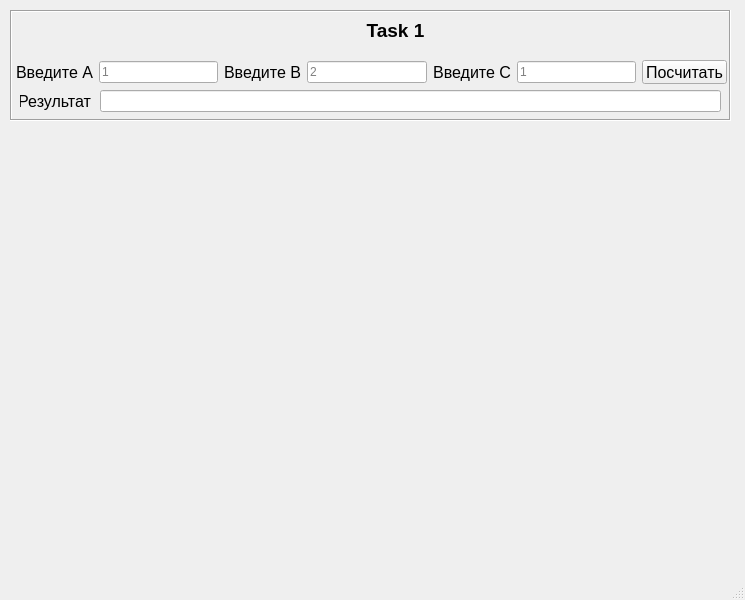
Old version of the form Lesson1/mainwindow.ui in the repository except134/CPPQt.
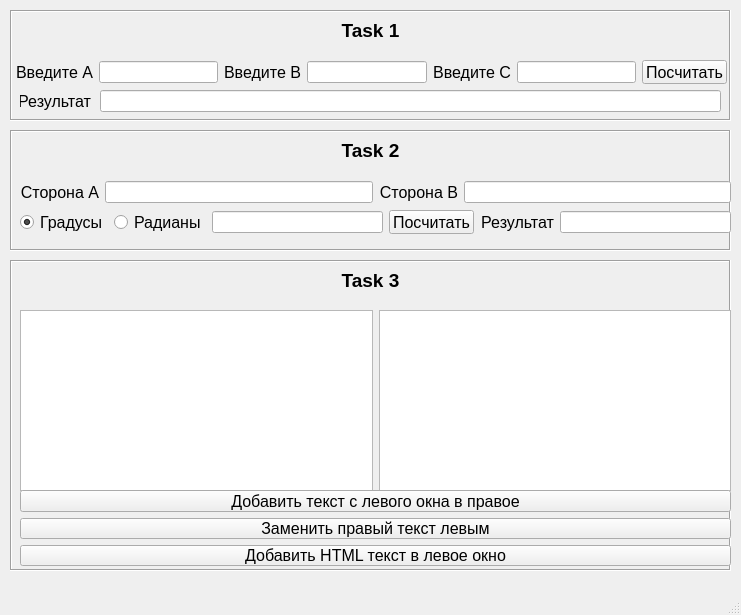
New version of the form.

Commit message: Lesson1 finished

```diff
--- a/Lesson1/mainwindow.ui
+++ b/Lesson1/mainwindow.ui
@@ -6,8 +6,8 @@
    <rect>
     <x>0</x>
     <y>0</y>
-    <width>745</width>
-    <height>600</height>
+    <width>741</width>
+    <height>615</height>
    </rect>
   </property>
   <property name="windowTitle">
@@ -34,11 +34,14 @@
       <rect>
        <x>0</x>
        <y>0</y>
-       <width>771</width>
+       <width>721</width>
        <height>41</height>
       </rect>
      </property>
      <layout class="QVBoxLayout" name="verticalLayout">
+      <property name="sizeConstraint">
+       <enum>QLayout::SetMaximumSize</enum>
+      </property>
       <item>
        <widget class="QLabel" name="label">
         <property name="font">
@@ -131,7 +134,7 @@
       <item>
        <widget class="QLineEdit" name="edA">
         <property name="placeholderText">
-         <string>1</string>
+         <string/>
         </property>
        </widget>
       </item>
@@ -156,7 +159,7 @@
       <item>
        <widget class="QLineEdit" name="edB">
         <property name="placeholderText">
-         <string>2</string>
+         <string/>
         </property>
        </widget>
       </item>
@@ -181,7 +184,7 @@
       <item>
        <widget class="QLineEdit" name="edC">
         <property name="placeholderText">
-         <string>1</string>
+         <string/>
         </property>
        </widget>
       </item>
@@ -200,6 +203,317 @@
      </layout>
     </widget>
    </widget>
+   <widget class="QFrame" name="frame_2">
+    <property name="geometry">
+     <rect>
+      <x>10</x>
+      <y>130</y>
+      <width>721</width>
+      <height>121</height>
+     </rect>
+    </property>
+    <property name="frameShape">
+     <enum>QFrame::Box</enum>
+    </property>
+    <property name="frameShadow">
+     <enum>QFrame::Sunken</enum>
+    </property>
+    <widget class="QWidget" name="verticalLayoutWidget_2">
+     <property name="geometry">
+      <rect>
+       <x>0</x>
+       <y>0</y>
+       <width>721</width>
+       <height>41</height>
+      </rect>
+     </property>
+     <layout class="QVBoxLayout" name="verticalLayout_2">
+      <item>
+       <widget class="QLabel" name="label_6">
+        <property name="font">
+         <font>
+          <pointsize>14</pointsize>
+          <bold>true</bold>
+         </font>
+        </property>
+        <property name="frameShape">
+         <enum>QFrame::NoFrame</enum>
+        </property>
+        <property name="text">
+         <string>Task 2</string>
+        </property>
+        <property name="scaledContents">
+         <bool>false</bool>
+        </property>
+        <property name="alignment">
+         <set>Qt::AlignCenter</set>
+        </property>
+       </widget>
+      </item>
+     </layout>
+    </widget>
+    <widget class="QWidget" name="layoutWidget">
+     <property name="geometry">
+      <rect>
+       <x>10</x>
+       <y>50</y>
+       <width>711</width>
+       <height>24</height>
+      </rect>
+     </property>
+     <layout class="QHBoxLayout" name="horizontalLayout_2">
+      <item>
+       <widget class="QLabel" name="label_7">
+        <property name="font">
+         <font>
+          <pointsize>12</pointsize>
+         </font>
+        </property>
+        <property name="text">
+         <string>Сторона А</string>
+        </property>
+        <property name="scaledContents">
+         <bool>true</bool>
+        </property>
+        <property name="alignment">
+         <set>Qt::AlignRight|Qt::AlignTrailing|Qt::AlignVCenter</set>
+        </property>
+       </widget>
+      </item>
+      <item>
+       <widget class="QLineEdit" name="edTriA">
+        <property name="placeholderText">
+         <string/>
+        </property>
+       </widget>
+      </item>
+      <item>
+       <widget class="QLabel" name="label_8">
+        <property name="font">
+         <font>
+          <pointsize>12</pointsize>
+         </font>
+        </property>
+        <property name="text">
+         <string>Сторона B</string>
+        </property>
+        <property name="scaledContents">
+         <bool>true</bool>
+        </property>
+        <property name="alignment">
+         <set>Qt::AlignRight|Qt::AlignTrailing|Qt::AlignVCenter</set>
+        </property>
+       </widget>
+      </item>
+      <item>
+       <widget class="QLineEdit" name="edTriB">
+        <property name="placeholderText">
+         <string/>
+        </property>
+       </widget>
+      </item>
+     </layout>
+    </widget>
+    <widget class="QWidget" name="layoutWidget_2">
+     <property name="geometry">
+      <rect>
+       <x>10</x>
+       <y>80</y>
+       <width>711</width>
+       <height>24</height>
+      </rect>
+     </property>
+     <layout class="QHBoxLayout" name="horizontalLayout_3">
+      <item>
+       <widget class="QRadioButton" name="rbDegree">
+        <property name="font">
+         <font>
+          <pointsize>12</pointsize>
+         </font>
+        </property>
+        <property name="text">
+         <string>Градусы</string>
+        </property>
+        <property name="checked">
+         <bool>true</bool>
+        </property>
+       </widget>
+      </item>
+      <item>
+       <widget class="QRadioButton" name="rbRadians">
+        <property name="font">
+         <font>
+          <pointsize>12</pointsize>
+         </font>
+        </property>
+        <property name="text">
+         <string>Радианы</string>
+        </property>
+       </widget>
+      </item>
+      <item>
+       <widget class="QLineEdit" name="edAngle">
+        <property name="placeholderText">
+         <string/>
+        </property>
+       </widget>
+      </item>
+      <item>
+       <widget class="QPushButton" name="btnTask2Calc">
+        <property name="font">
+         <font>
+          <pointsize>12</pointsize>
+         </font>
+        </property>
+        <property name="text">
+         <string>Посчитать</string>
+        </property>
+       </widget>
+      </item>
+      <item>
+       <widget class="QLabel" name="label_9">
+        <property name="font">
+         <font>
+          <pointsize>12</pointsize>
+         </font>
+        </property>
+        <property name="text">
+         <string>Результат</string>
+        </property>
+        <property name="scaledContents">
+         <bool>true</bool>
+        </property>
+        <property name="alignment">
+         <set>Qt::AlignRight|Qt::AlignTrailing|Qt::AlignVCenter</set>
+        </property>
+       </widget>
+      </item>
+      <item>
+       <widget class="QLineEdit" name="edTask2Result">
+        <property name="readOnly">
+         <bool>true</bool>
+        </property>
+       </widget>
+      </item>
+     </layout>
+    </widget>
+   </widget>
+   <widget class="QFrame" name="frame_3">
+    <property name="geometry">
+     <rect>
+      <x>10</x>
+      <y>260</y>
+      <width>721</width>
+      <height>311</height>
+     </rect>
+    </property>
+    <property name="frameShape">
+     <enum>QFrame::Box</enum>
+    </property>
+    <property name="frameShadow">
+     <enum>QFrame::Sunken</enum>
+    </property>
+    <widget class="QWidget" name="verticalLayoutWidget_3">
+     <property name="geometry">
+      <rect>
+       <x>0</x>
+       <y>0</y>
+       <width>721</width>
+       <height>41</height>
+      </rect>
+     </property>
+     <layout class="QVBoxLayout" name="verticalLayout_3">
+      <item>
+       <widget class="QLabel" name="label_10">
+        <property name="font">
+         <font>
+          <pointsize>14</pointsize>
+          <bold>true</bold>
+         </font>
+        </property>
+        <property name="frameShape">
+         <enum>QFrame::NoFrame</enum>
+        </property>
+        <property name="text">
+         <string>Task 3</string>
+        </property>
+        <property name="scaledContents">
+         <bool>false</bool>
+        </property>
+        <property name="alignment">
+         <set>Qt::AlignCenter</set>
+        </property>
+       </widget>
+      </item>
+     </layout>
+    </widget>
+    <widget class="QWidget" name="layoutWidget_3">
+     <property name="geometry">
+      <rect>
+       <x>10</x>
+       <y>50</y>
+       <width>711</width>
+       <height>181</height>
+      </rect>
+     </property>
+     <layout class="QHBoxLayout" name="horizontalLayout_4">
+      <item>
+       <widget class="QPlainTextEdit" name="pteText1"/>
+      </item>
+      <item>
+       <widget class="QPlainTextEdit" name="pteText2"/>
+      </item>
+     </layout>
+    </widget>
+    <widget class="QWidget" name="">
+     <property name="geometry">
+      <rect>
+       <x>10</x>
+       <y>230</y>
+       <width>711</width>
+       <height>76</height>
+      </rect>
+     </property>
+     <layout class="QVBoxLayout" name="verticalLayout_4">
+      <item>
+       <widget class="QPushButton" name="btnAppendText1ToText2">
+        <property name="font">
+         <font>
+          <pointsize>12</pointsize>
+         </font>
+        </property>
+        <property name="text">
+         <string>Добавить текст с левого окна в правое</string>
+        </property>
+       </widget>
+      </item>
+      <item>
+       <widget class="QPushButton" name="btnReplaceText1ToText2_2">
+        <property name="font">
+         <font>
+          <pointsize>12</pointsize>
+         </font>
+        </property>
+        <property name="text">
+         <string>Заменить правый текст левым</string>
+        </property>
+       </widget>
+      </item>
+      <item>
+       <widget class="QPushButton" name="btnAddHtmlToText1">
+        <property name="font">
+         <font>
+          <pointsize>12</pointsize>
+         </font>
+        </property>
+        <property name="text">
+         <string>Добавить HTML текст в левое окно</string>
+        </property>
+       </widget>
+      </item>
+     </layout>
+    </widget>
+   </widget>
   </widget>
   <widget class="QMenuBar" name="menubar">
    <property name="geometry">
```
Left out of the diff: 4 changed lines with no effect on the pictures. The commit also changes 2 other files.
